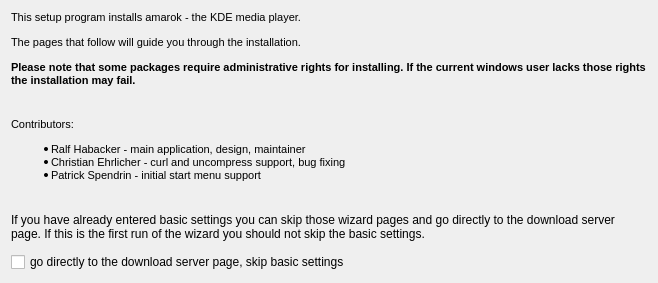
KDE/kdewin-installer, file gui/themes/amarok/titlepage.ui: the form before one commit.
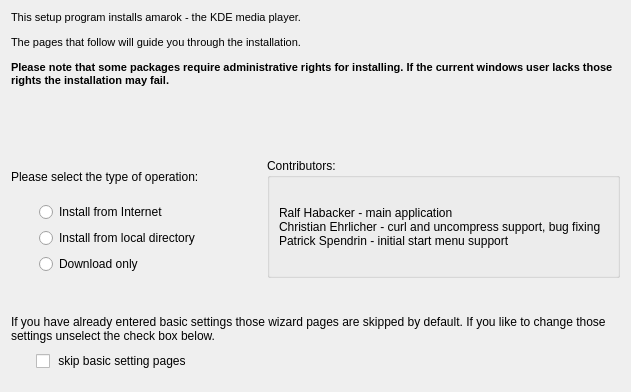
The form after the commit.

Commit message: fix build of Amarok theme

Patch:
```diff
--- a/gui/themes/amarok/titlepage.ui
+++ b/gui/themes/amarok/titlepage.ui
@@ -5,8 +5,8 @@
    <rect>
     <x>0</x>
     <y>0</y>
-    <width>658</width>
-    <height>282</height>
+    <width>631</width>
+    <height>392</height>
    </rect>
   </property>
   <property name="windowTitle" >
@@ -15,19 +15,25 @@
   <property name="statusTip" >
    <string/>
   </property>
-  <layout class="QVBoxLayout" >
+  <layout class="QVBoxLayout" name="verticalLayout_5" >
    <item>
     <widget class="QLabel" name="label" >
      <property name="sizePolicy" >
-      <sizepolicy vsizetype="Minimum" hsizetype="Preferred" >
+      <sizepolicy vsizetype="Minimum" hsizetype="Minimum" >
        <horstretch>0</horstretch>
        <verstretch>0</verstretch>
       </sizepolicy>
      </property>
+     <property name="minimumSize" >
+      <size>
+       <width>0</width>
+       <height>0</height>
+      </size>
+     </property>
      <property name="maximumSize" >
       <size>
-       <width>16777215</width>
-       <height>120</height>
+       <width>1024</width>
+       <height>130</height>
       </size>
      </property>
      <property name="text" >
@@ -52,48 +58,260 @@
     </widget>
    </item>
    <item>
-    <widget class="QLabel" name="label_3" >
-     <property name="text" >
-      <string>&lt;!DOCTYPE HTML PUBLIC "-//W3C//DTD HTML 4.0//EN" "http://www.w3.org/TR/REC-html40/strict.dtd">
-&lt;html>&lt;head>&lt;meta name="qrichtext" content="1" />&lt;style type="text/css">
-p, li { white-space: pre-wrap; }
-&lt;/style>&lt;/head>&lt;body style=" font-family:'MS Shell Dlg 2'; font-size:8.25pt; font-weight:400; font-style:normal;">
-&lt;p style=" margin-top:12px; margin-bottom:12px; margin-left:0px; margin-right:0px; -qt-block-indent:0; text-indent:0px; font-size:8pt;">Contributors: &lt;/p>
-&lt;ul style="-qt-list-indent: 1;">&lt;li style=" font-size:8pt;" style=" margin-top:12px; margin-bottom:0px; margin-left:0px; margin-right:0px; -qt-block-indent:0; text-indent:0px;">Ralf Habacker - main application, design, maintainer &lt;/li>
-&lt;li style=" font-size:8pt;" style=" margin-top:0px; margin-bottom:0px; margin-left:0px; margin-right:0px; -qt-block-indent:0; text-indent:0px;">Christian Ehrlicher - curl and uncompress support, bug fixing &lt;/li>
-&lt;li style=" font-size:8pt;" style=" margin-top:0px; margin-bottom:12px; margin-left:0px; margin-right:0px; -qt-block-indent:0; text-indent:0px;">Patrick Spendrin - initial start menu support &lt;/li>&lt;/ul>
-&lt;p style="-qt-paragraph-type:empty; margin-top:0px; margin-bottom:0px; margin-left:0px; margin-right:0px; -qt-block-indent:0; text-indent:0px; font-size:8pt;">&lt;/p>&lt;/body>&lt;/html></string>
+    <spacer name="verticalSpacer_4" >
+     <property name="orientation" >
+      <enum>Qt::Vertical</enum>
      </property>
-     <property name="textFormat" >
-      <enum>Qt::RichText</enum>
+     <property name="sizeType" >
+      <enum>QSizePolicy::Minimum</enum>
      </property>
-     <property name="alignment" >
-      <set>Qt::AlignLeading|Qt::AlignLeft|Qt::AlignTop</set>
+     <property name="sizeHint" stdset="0" >
+      <size>
+       <width>10</width>
+       <height>11</height>
+      </size>
      </property>
-     <property name="wordWrap" >
-      <bool>true</bool>
-     </property>
-    </widget>
+    </spacer>
    </item>
    <item>
-    <widget class="QLabel" name="skipBasicSettingsLabel" >
-     <property name="text" >
-      <string>If you have already entered basic settings you can skip those wizard pages and go directly to the download server page. If this is the first run of the wizard you should not skip the basic settings.</string>
+    <layout class="QHBoxLayout" name="horizontalLayout" >
+     <item>
+      <layout class="QGridLayout" name="gridLayout" >
+       <item row="0" column="0" colspan="3" >
+        <widget class="QLabel" name="label_2" >
+         <property name="text" >
+          <string>Please select the type of operation:</string>
+         </property>
+        </widget>
+       </item>
+       <item row="1" column="0" >
+        <spacer name="horizontalSpacer" >
+         <property name="orientation" >
+          <enum>Qt::Horizontal</enum>
+         </property>
+         <property name="sizeType" >
+          <enum>QSizePolicy::Fixed</enum>
+         </property>
+         <property name="sizeHint" stdset="0" >
+          <size>
+           <width>22</width>
+           <height>33</height>
+          </size>
+         </property>
+        </spacer>
+       </item>
+       <item row="1" column="1" >
+        <layout class="QVBoxLayout" name="verticalLayout" >
+         <item>
+          <widget class="QRadioButton" name="onlineInstallButton" >
+           <property name="text" >
+            <string>Install from Internet</string>
+           </property>
+          </widget>
+         </item>
+         <item>
+          <widget class="QRadioButton" name="localInstallButton" >
+           <property name="text" >
+            <string>Install from local directory</string>
+           </property>
+          </widget>
+         </item>
+         <item>
+          <widget class="QRadioButton" name="downloadOnlyButton" >
+           <property name="text" >
+            <string>Download only</string>
+           </property>
+          </widget>
+         </item>
+        </layout>
+       </item>
+       <item row="1" column="2" >
+        <spacer name="horizontalSpacer_3" >
+         <property name="orientation" >
+          <enum>Qt::Horizontal</enum>
+         </property>
+         <property name="sizeType" >
+          <enum>QSizePolicy::Fixed</enum>
+         </property>
+         <property name="sizeHint" stdset="0" >
+          <size>
+           <width>17</width>
+           <height>33</height>
+          </size>
+         </property>
+        </spacer>
+       </item>
+       <item row="3" column="1" >
+        <spacer name="verticalSpacer" >
+         <property name="orientation" >
+          <enum>Qt::Vertical</enum>
+         </property>
+         <property name="sizeType" >
+          <enum>QSizePolicy::Minimum</enum>
+         </property>
+         <property name="sizeHint" stdset="0" >
+          <size>
+           <width>179</width>
+           <height>24</height>
+          </size>
+         </property>
+        </spacer>
+       </item>
+      </layout>
+     </item>
+     <item>
+      <spacer name="horizontalSpacer_2" >
+       <property name="orientation" >
+        <enum>Qt::Horizontal</enum>
+       </property>
+       <property name="sizeType" >
+        <enum>QSizePolicy::Fixed</enum>
+       </property>
+       <property name="sizeHint" stdset="0" >
+        <size>
+         <width>20</width>
+         <height>20</height>
+        </size>
+       </property>
+      </spacer>
+     </item>
+     <item>
+      <layout class="QVBoxLayout" name="verticalLayout_4" >
+       <item>
+        <widget class="QGroupBox" name="groupBox" >
+         <property name="title" >
+          <string>Contributors:</string>
+         </property>
+         <layout class="QVBoxLayout" name="verticalLayout_2" >
+          <item>
+           <widget class="QLabel" name="label_3" >
+            <property name="text" >
+             <string>Ralf Habacker - main application
+Christian Ehrlicher - curl and uncompress support, bug fixing
+Patrick Spendrin - initial start menu support</string>
+            </property>
+           </widget>
+          </item>
+         </layout>
+        </widget>
+       </item>
+       <item>
+        <spacer name="horizontalSpacer_5" >
+         <property name="orientation" >
+          <enum>Qt::Horizontal</enum>
+         </property>
+         <property name="sizeHint" stdset="0" >
+          <size>
+           <width>278</width>
+           <height>20</height>
+          </size>
+         </property>
+        </spacer>
+       </item>
+      </layout>
+     </item>
+    </layout>
+   </item>
+   <item>
+    <spacer name="verticalSpacer_5" >
+     <property name="orientation" >
+      <enum>Qt::Vertical</enum>
      </property>
-     <property name="alignment" >
-      <set>Qt::AlignLeading|Qt::AlignLeft|Qt::AlignTop</set>
+     <property name="sizeType" >
+      <enum>QSizePolicy::Minimum</enum>
      </property>
-     <property name="wordWrap" >
-      <bool>true</bool>
+     <property name="sizeHint" stdset="0" >
+      <size>
+       <width>10</width>
+       <height>11</height>
+      </size>
      </property>
-    </widget>
+    </spacer>
    </item>
    <item>
-    <widget class="QCheckBox" name="skipBasicSettings" >
-     <property name="text" >
-      <string>go directly to the download server page, skip basic settings</string>
+    <layout class="QVBoxLayout" name="verticalLayout_3" >
+     <item>
+      <widget class="QLabel" name="skipBasicSettingsLabel" >
+       <property name="sizePolicy" >
+        <sizepolicy vsizetype="Minimum" hsizetype="Minimum" >
+         <horstretch>0</horstretch>
+         <verstretch>0</verstretch>
+        </sizepolicy>
+       </property>
+       <property name="maximumSize" >
+        <size>
+         <width>1024</width>
+         <height>30</height>
+        </size>
+       </property>
+       <property name="text" >
+        <string>If you have already entered basic settings those wizard pages are skipped by default. If you like to change those settings unselect the check box below.</string>
+       </property>
+       <property name="alignment" >
+        <set>Qt::AlignLeading|Qt::AlignLeft|Qt::AlignTop</set>
+       </property>
+       <property name="wordWrap" >
+        <bool>true</bool>
+       </property>
+      </widget>
+     </item>
+     <item>
+      <layout class="QHBoxLayout" name="horizontalLayout_2" >
+       <item>
+        <spacer name="horizontalSpacer_4" >
+         <property name="orientation" >
+          <enum>Qt::Horizontal</enum>
+         </property>
+         <property name="sizeType" >
+          <enum>QSizePolicy::Fixed</enum>
+         </property>
+         <property name="sizeHint" stdset="0" >
+          <size>
+           <width>25</width>
+           <height>20</height>
+          </size>
+         </property>
+        </spacer>
+       </item>
+       <item>
+        <widget class="QCheckBox" name="skipBasicSettings" >
+         <property name="text" >
+          <string> skip basic setting pages</string>
+         </property>
+        </widget>
+       </item>
+       <item>
+        <spacer name="horizontalSpacer_6" >
+         <property name="orientation" >
+          <enum>Qt::Horizontal</enum>
+         </property>
+         <property name="sizeHint" stdset="0" >
+          <size>
+           <width>140</width>
+           <height>20</height>
+          </size>
+         </property>
+        </spacer>
+       </item>
+      </layout>
+     </item>
+    </layout>
+   </item>
+   <item>
+    <spacer name="verticalSpacer_2" >
+     <property name="orientation" >
+      <enum>Qt::Vertical</enum>
      </property>
-    </widget>
+     <property name="sizeType" >
+      <enum>QSizePolicy::Fixed</enum>
+     </property>
+     <property name="sizeHint" stdset="0" >
+      <size>
+       <width>10</width>
+       <height>10</height>
+      </size>
+     </property>
+    </spacer>
    </item>
   </layout>
  </widget>
```
Left out of the diff: 2 changed lines with no effect on the pictures.
